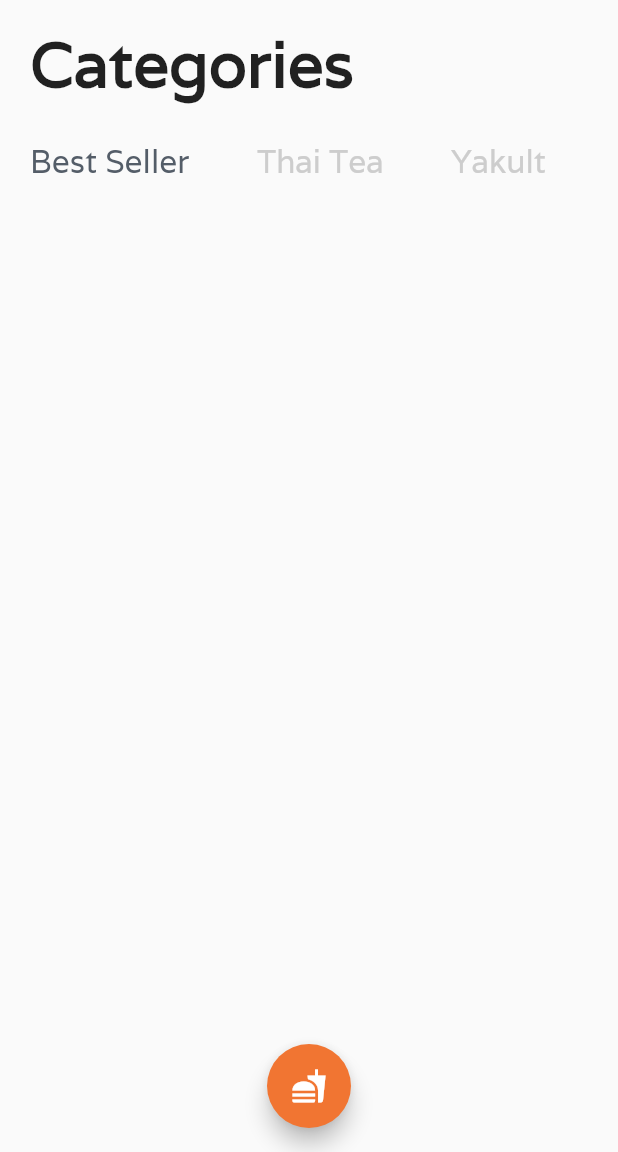
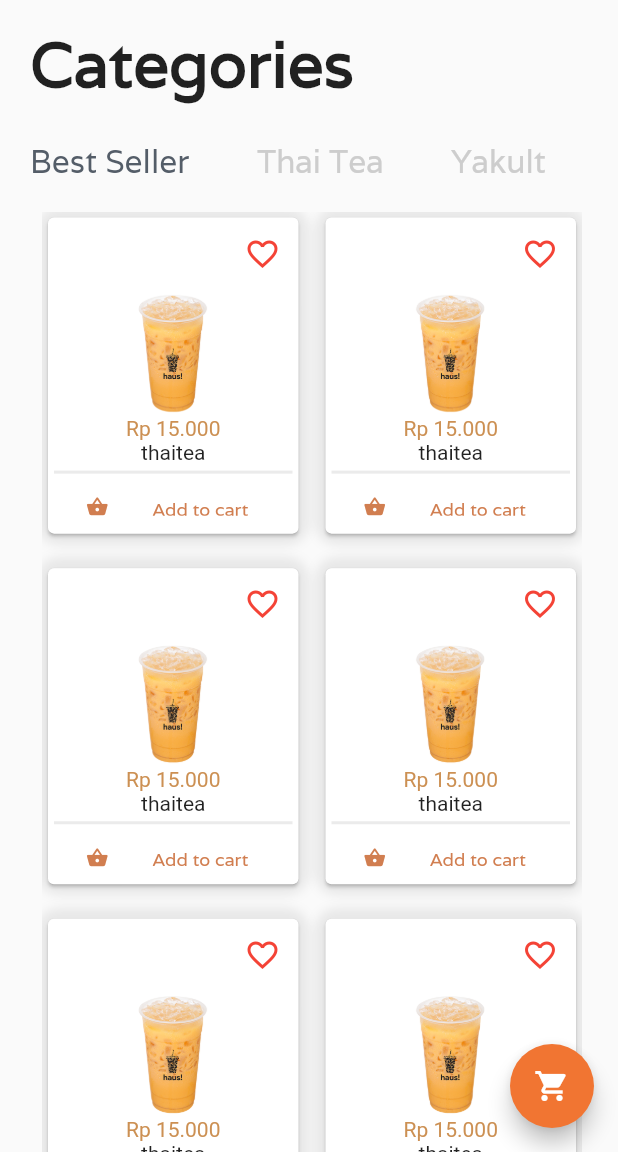
Before and after one commit to abdullahJufri/mr_drink, a Flutter app: the screen it shows after launch, on a phone screen of 412 x 824 dp, the part 84-1236 px from its top. Run offline on Flutter 3.47's test engine with Material 2 defaults, Android fonts, the phone set to English and light mode, and no system bars; Roboto replaces fonts that are missing (Valera).

Commit message:
membuat mainscreen

```diff
--- a/lib/main.dart
+++ b/lib/main.dart
@@ -9,7 +9,7 @@ class MyApp extends StatelessWidget {
     return MaterialApp(
       title: 'Wisata Bandung',
       theme: ThemeData(),
-      home: MyHomePage(),
+      home: MainScreen(),
     );
   }
 }
--- a/lib/main_screen.dart
+++ b/lib/main_screen.dart
@@ -1,63 +1,20 @@
 import 'package:flutter/material.dart';
-//
-// class MainScreen extends StatelessWidget {
-//   @override
-//   Widget build(BuildContext context) {
-//     return Scaffold(
-//       appBar: AppBar(
-//         backgroundColor: Colors.white,
-//         elevation: 0.0,
-//         centerTitle: true,
-//         leading: IconButton(
-//           icon: Icon(
-//             Icons.arrow_back,
-//             color: Color(0xFF545D68),
-//           ),
-//           onPressed: () {},
-//         ),
-//         title: Text(
-//           'Mr Drink',
-//           style: TextStyle(
-//               fontFamily: 'Varela', fontSize: 20.0, color: Color(0xFF545D68)),
-//         ),
-//         actions: <Widget>[
-//           IconButton(
-//             icon: Icon(
-//               Icons.notifications_none,
-//               color: Color(0xFF545D68),
-//             ),
-//             onPressed: () {},
-//           ),
-//         ],
-//       ),
-//       body: ListView(
-//         padding: EdgeInsets.only(left: 20.0),
-//         children: <Widget>[
-//           SizedBox(height: 15.0,),
-//           Text(
-//             'Categories',
-//             style: TextStyle(
-//               fontFamily: 'Varela',
-//               fontWeight: FontWeight.bold,
-//               fontSize: 42.0
-//             )),
-//           SizedBox(height: 15.0,),
-//         ],
-//       ),
-//     );
-//   }
-// }
+import 'package:mr_drink/drink_page.dart';
 
-class MyHomePage extends StatefulWidget {
+import 'detail_screen.dart';
+import 'model/drink_data.dart';
+
+class MainScreen extends StatefulWidget {
   @override
-  _MyHomePageState createState() => _MyHomePageState();
+  _MainScreenState createState() => _MainScreenState();
 }
 
-class _MyHomePageState extends State<MyHomePage>
+class _MainScreenState extends State<MainScreen>
     with SingleTickerProviderStateMixin {
   late TabController _tabController;
+
   @override
-  void initState(){
+  void initState() {
     super.initState();
     _tabController = TabController(length: 3, vsync: this);
   }
@@ -94,15 +51,17 @@ class _MyHomePageState extends State<MyHomePage>
       body: ListView(
         padding: EdgeInsets.only(left: 20.0),
         children: <Widget>[
-          SizedBox(height: 15.0,),
-          Text(
-              'Categories',
+          SizedBox(
+            height: 15.0,
+          ),
+          Text('Categories',
               style: TextStyle(
                   fontFamily: 'Varela',
                   fontWeight: FontWeight.bold,
-                  fontSize: 42.0
-              )),
-          SizedBox(height: 15.0,),
+                  fontSize: 42.0)),
+          SizedBox(
+            height: 15.0,
+          ),
           TabBar(
             controller: _tabController,
             indicatorColor: Colors.transparent,
@@ -112,40 +71,227 @@ class _MyHomePageState extends State<MyHomePage>
             unselectedLabelColor: Color(0xFFCDCDCD),
             tabs: [
               Tab(
-                child: Text(
-                    'Best Seller',
-                    style: TextStyle(
-                      fontFamily: 'Varela',
-                      fontSize: 21.0
-                    )),
+                child: Text('Best Seller',
+                    style: TextStyle(fontFamily: 'Varela', fontSize: 21.0)),
               ),
               Tab(
-                child: Text(
-                    'Thai Tea',
-                    style: TextStyle(
-                        fontFamily: 'Varela',
-                        fontSize: 21.0
-                    )),
+                child: Text('Thai Tea',
+                    style: TextStyle(fontFamily: 'Varela', fontSize: 21.0)),
               ),
               Tab(
-                child: Text(
-                    'Yakult',
-                    style: TextStyle(
-                        fontFamily: 'Varela',
-                        fontSize: 21.0
-                    )),
+                child: Text('Yakult',
+                    style: TextStyle(fontFamily: 'Varela', fontSize: 21.0)),
               ),
             ],
+          ),
+          Padding(
+            padding: const EdgeInsets.only(right: 16.0),
+            child: Container(
+              height: MediaQuery.of(context).size.height -30,
+              width: double.infinity,
+              child: TabBarView(
+                controller: _tabController,
+                children: [
+                  DrinkList(
+                    gridCount: 2,
+                    add: false,
+                  ),
+                  DrinkPage(),
+                  DrinkPage(),
+                ],
+              ),
+            ),
           )
         ],
       ),
       floatingActionButton: FloatingActionButton(
-        onPressed: () {  },
+        onPressed: () {},
         backgroundColor: Color(0xFFF17532),
-        child: Icon(Icons.fastfood),
+        child: Icon(Icons.shopping_cart),
       ),
-      floatingActionButtonLocation: FloatingActionButtonLocation.centerFloat,
-
+      floatingActionButtonLocation: FloatingActionButtonLocation.endFloat,
     );
   }
 }
+
+class DrinkList extends StatelessWidget {
+  final int gridCount;
+  final bool add;
+
+
+  DrinkList({
+    required this.gridCount,
+    required this.add,
+  });
+
+  @override
+  Widget build(BuildContext context) {
+    return Scrollbar(
+      isAlwaysShown: false,
+      child: Padding(
+        padding: const EdgeInsets.all(8.0),
+        child: GridView.count(
+          crossAxisCount: gridCount,
+          crossAxisSpacing: 10.0,
+          mainAxisSpacing: 15.0,
+          childAspectRatio: 0.8,
+          children: drinkDataList.map((place) {
+            return InkWell(
+              // onTap: () {
+              //   Navigator.push(context, MaterialPageRoute(builder: (context) {
+              //     return DrinkDetail(place: place);
+              //   }));
+              // },
+              child: Container(
+                decoration: BoxDecoration(
+                    borderRadius: BorderRadius.circular(15.0),
+                    boxShadow: [
+                      BoxShadow(
+                          color: Colors.grey.withOpacity(0.2),
+                          spreadRadius: 3.0,
+                          blurRadius: 5.0)
+                    ]),
+                child: Card(
+                  child: Column(
+                    crossAxisAlignment: CrossAxisAlignment.stretch,
+                    children: [
+                      Row(
+                        mainAxisAlignment: MainAxisAlignment.end,
+                        children: <Widget>[
+                          FavoriteButton(),
+                        ],
+                      ),
+                      Expanded(
+                        child: Image.asset(
+                          place.imageAsset,
+                          fit: BoxFit.fitHeight,
+                        ),
+                      ),
+                      Center(
+                        child: Text(
+                          place.price,
+                          style: TextStyle(
+                              fontFamily: 'Valera',
+                              fontSize: 14.0,
+                              color: Color(0xFFCC9053)),
+                        ),
+                      ),
+                      Center(
+                        child: Text(
+                          place.name,
+                          style: TextStyle(
+                            fontFamily: 'Valera',
+                            fontSize: 14.0,
+                          ),
+                        ),
+                      ),
+                      Padding(
+                        padding: EdgeInsets.all(4.0),
+                        child: Container(
+                          color: Color(0XFFEBEBEB),
+                          height: 2.0,
+                        ),
+                      ),
+                      AddButton(),
+                    ],
+                  ),
+                ),
+              ),
+            );
+          }).toList(),
+        ),
+      ),
+    );
+  }
+}
+
+class FavoriteButton extends StatefulWidget {
+  @override
+  _FavoriteButtonState createState() => _FavoriteButtonState();
+}
+
+class _FavoriteButtonState extends State<FavoriteButton> {
+  @override
+  bool isFavorite = false;
+
+  Widget build(BuildContext context) {
+    return IconButton(
+      icon: Icon(
+        isFavorite ? Icons.favorite : Icons.favorite_border,
+        color: Colors.red,
+      ),
+      onPressed: () {
+        setState(() {
+          isFavorite = !isFavorite;
+        });
+      },
+    );
+  }
+}
+
+class AddButton extends StatefulWidget {
+  @override
+  _AddButtonState createState() => _AddButtonState();
+}
+
+class _AddButtonState extends State<AddButton> {
+  @override
+  bool isAdded = false;
+
+  Widget build(BuildContext context) {
+    return Padding(
+      padding: const EdgeInsets.all(4.0),
+      child: Row(
+        mainAxisAlignment: MainAxisAlignment.spaceEvenly,
+        children: [
+          if (!isAdded) ...[
+            Icon(
+              Icons.shopping_basket,
+              color: Color(0xFFD17E50),
+              size: 15.0,
+            ),
+            SizedBox(
+              height: 28,
+              child: TextButton(
+                child: Text('Add to cart',
+                    style: TextStyle(
+                        fontFamily: 'Varela',
+                        color: Color(0xFFD17E50),
+                        fontSize: 12.0)),
+                onPressed: () {
+                  setState(() {
+                    isAdded = !isAdded;
+                  });
+                },
+              ),
+            ),
+          ],
+          // if (!isAdded) ...[
+          //   Icon(Icons.shopping_basket,
+          //       color: Color(0xFFD17E50), size: 15.0),
+          //   Container(
+          //     height: 10,
+          //     child: TextButton(onPressed: (){},
+          //         child: Text(
+          //           'Add to cart'
+          //
+          //         ),
+          //     ),
+          //   ),
+          // ],
+          if (isAdded) ...[
+            Icon(Icons.remove_circle_outline,
+                color: Color(0xFFD17E50), size: 15.0),
+            Text('3',
+                style: TextStyle(
+                    fontFamily: 'Varela',
+                    color: Color(0xFFD17E50),
+                    fontWeight: FontWeight.bold,
+                    fontSize: 15.0)),
+            Icon(Icons.add_circle_outline, color: Color(0xFFD17E50), size: 15.0),
+          ]
+        ],
+      ),
+    );
+  }
+}
--- /dev/null
+++ b/lib/model/drink_data.dart
@@ -0,0 +1,74 @@
+class DrinkData {
+  String name;
+  String price;
+  String description;
+  String imageAsset;
+
+  DrinkData({
+    required this.name,
+    required this.price,
+    required this.description,
+    required this.imageAsset,
+  });
+}
+
+var drinkDataList = [
+  DrinkData(
+    name: 'thaitea',
+    price: 'Rp 15.000',
+    description:
+        'Berada di jalur utama Bandung-Lembang, Farm House menjadi objek wisata yang tidak pernah sepi pengunjung. Selain karena letaknya strategis, kawasan ini juga menghadirkan nuansa wisata khas Eropa. Semua itu diterapkan dalam bentuk spot swafoto Instagramable.',
+    imageAsset: 'images/thaitea.png',
+  ),
+  DrinkData(
+    name: 'thaitea',
+    price: 'Rp 15.000',
+    description:
+        'Berada di jalur utama Bandung-Lembang, Farm House menjadi objek wisata yang tidak pernah sepi pengunjung. Selain karena letaknya strategis, kawasan ini juga menghadirkan nuansa wisata khas Eropa. Semua itu diterapkan dalam bentuk spot swafoto Instagramable.',
+    imageAsset: 'images/thaitea.png',
+  ),
+  DrinkData(
+    name: 'thaitea',
+    price: 'Rp 15.000',
+    description:
+        'Berada di jalur utama Bandung-Lembang, Farm House menjadi objek wisata yang tidak pernah sepi pengunjung. Selain karena letaknya strategis, kawasan ini juga menghadirkan nuansa wisata khas Eropa. Semua itu diterapkan dalam bentuk spot swafoto Instagramable.',
+    imageAsset: 'images/thaitea.png',
+  ),
+  DrinkData(
+    name: 'thaitea',
+    price: 'Rp 15.000',
+    description:
+        'Berada di jalur utama Bandung-Lembang, Farm House menjadi objek wisata yang tidak pernah sepi pengunjung. Selain karena letaknya strategis, kawasan ini juga menghadirkan nuansa wisata khas Eropa. Semua itu diterapkan dalam bentuk spot swafoto Instagramable.',
+    imageAsset: 'images/thaitea.png',
+  ),
+  DrinkData(
+    name: 'thaitea',
+    price: 'Rp 15.000',
+    description:
+        'Berada di jalur utama Bandung-Lembang, Farm House menjadi objek wisata yang tidak pernah sepi pengunjung. Selain karena letaknya strategis, kawasan ini juga menghadirkan nuansa wisata khas Eropa. Semua itu diterapkan dalam bentuk spot swafoto Instagramable.',
+    imageAsset: 'images/thaitea.png',
+  ),
+
+  DrinkData(
+    name: 'thaitea',
+    price: 'Rp 15.000',
+    description:
+    'Berada di jalur utama Bandung-Lembang, Farm House menjadi objek wisata yang tidak pernah sepi pengunjung. Selain karena letaknya strategis, kawasan ini juga menghadirkan nuansa wisata khas Eropa. Semua itu diterapkan dalam bentuk spot swafoto Instagramable.',
+    imageAsset: 'images/thaitea.png',
+  ),
+
+  DrinkData(
+    name: 'thaitea',
+    price: 'Rp 15.000',
+    description:
+    'Berada di jalur utama Bandung-Lembang, Farm House menjadi objek wisata yang tidak pernah sepi pengunjung. Selain karena letaknya strategis, kawasan ini juga menghadirkan nuansa wisata khas Eropa. Semua itu diterapkan dalam bentuk spot swafoto Instagramable.',
+    imageAsset: 'images/thaitea.png',
+  ),
+  DrinkData(
+    name: 'thaitea',
+    price: 'Rp 15.000',
+    description:
+    'Berada di jalur utama Bandung-Lembang, Farm House menjadi objek wisata yang tidak pernah sepi pengunjung. Selain karena letaknya strategis, kawasan ini juga menghadirkan nuansa wisata khas Eropa. Semua itu diterapkan dalam bentuk spot swafoto Instagramable.',
+    imageAsset: 'images/thaitea.png',
+  ),
+];
```
Also changed, not shown: lib/detail_screen.dart (added, +116 -0 lines), lib/drink_page.dart (added, +32 -0 lines).
